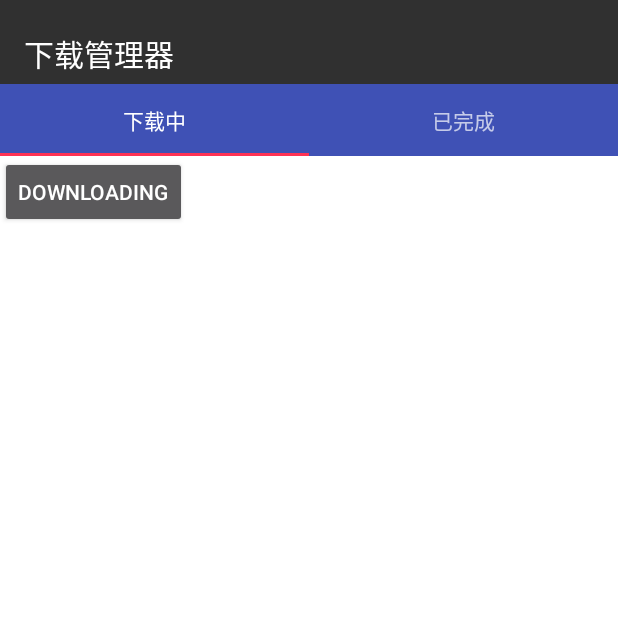
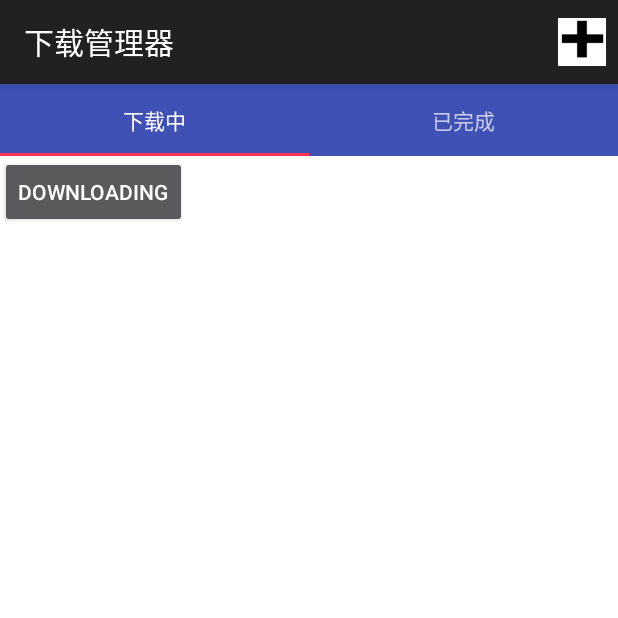
Before and after one commit to MYCROW/DemoProject, an Android app: the screen it shows after launch (MainActivity), on a phone screen of 412 x 824 dp, the top half of it. Run offline under Robolectric (Android 15) with nearby library versions, the phone set to English and light mode, and no system bars.

Commit message:
Add a Action Menu and Add Action

```diff
--- a/app/src/main/AndroidManifest.xml
+++ b/app/src/main/AndroidManifest.xml
@@ -10,6 +10,8 @@
         android:supportsRtl="true"
         android:theme="@style/AppTheme">
         <activity android:name=".MainActivity"
+            android:label="@string/app_name"
+            android:logo="@mipmap/ic_launcher"
             android:theme="@style/MainTheme">
 
         </activity>
--- a/app/src/main/java/com/example/crow/demoproject/MainActivity.java
+++ b/app/src/main/java/com/example/crow/demoproject/MainActivity.java
@@ -9,11 +9,15 @@ import android.support.design.widget.TabLayout;
 import android.support.v4.app.FragmentActivity;
 import android.support.v4.app.FragmentPagerAdapter;
 import android.support.v4.view.ViewPager;
+import android.util.Log;
+import android.view.Menu;
+import android.view.MenuInflater;
+import android.view.MenuItem;
 import android.widget.TableLayout;
+import android.widget.Toast;
 
-public class MainActivity extends FragmentActivity
+public class MainActivity extends FragmentActivity{
 //        implements DownloadFragment.OnFragmentInteractionListener
-{
     private MainFragmentPagerAdapter pagerAdapter;
 
     private ViewPager viewPager;
@@ -33,6 +37,27 @@ public class MainActivity extends FragmentActivity
     }
 
     @Override
+    /*加载菜单栏xml*/
+    public boolean onCreateOptionsMenu(Menu menu) {
+        MenuInflater inflater = getMenuInflater();
+        inflater.inflate(R.menu.menu_main, menu);
+        Log.i("ContentValues","Run");
+        return super.onCreateOptionsMenu(menu);
+    }
+
+    @Override
+    /*菜单栏点击响应*/
+    public boolean onOptionsItemSelected(MenuItem item) {
+        switch (item.getItemId()) {
+            case R.id.add_Item:
+                Toast.makeText(this, "你点击了“添加”按键！", Toast.LENGTH_SHORT).show();
+                return true;
+            default:
+                return super.onOptionsItemSelected(item);
+        }
+    }
+
+    @Override
     /*处理按返回键后重新进入会有启动界面的情况*/
     public void onBackPressed() {
         // super.onBackPressed(); 	不要调用父类的方法
--- a/app/src/main/java/com/example/crow/demoproject/MainFragmentPagerAdapter.java
+++ b/app/src/main/java/com/example/crow/demoproject/MainFragmentPagerAdapter.java
@@ -17,7 +17,6 @@ public class MainFragmentPagerAdapter extends FragmentPagerAdapter {
 
     @Override
     public Fragment getItem(int position) {
-        Log.i("ContentValues", ""+position);
         if(position == 0)
             return DownloadFragment.newInstance(position + 1);
         else
--- /dev/null
+++ b/app/src/main/res/menu/menu_main.xml
@@ -0,0 +1,9 @@
+<?xml version="1.0" encoding="utf-8"?>
+<menu xmlns:android="http://schemas.android.com/apk/res/android" >
+    <item android:title="@string/add_op"
+        android:id="@+id/add_Item"
+        android:icon="@drawable/add_icon"
+        android:showAsAction="always">
+    </item>
+        <!--android:showAsAction="always"/>-->
+</menu>
--- a/app/src/main/res/values/strings.xml
+++ b/app/src/main/res/values/strings.xml
@@ -1,5 +1,6 @@
 <resources>
     <string name="app_name">下载管理器</string>
+    <string name="add_op">添加</string>
 
     <!-- TODO: Remove or change this placeholder text -->
     <string name="hello_blank_fragment">Hello blank fragment</string>
--- a/app/src/main/res/values/styles.xml
+++ b/app/src/main/res/values/styles.xml
@@ -6,6 +6,7 @@
     </style>
 
     <style name="MainTheme" parent="Theme.AppCompat">
+        <item name="android:windowActionBar">true</item>
         <item name="android:windowNoTitle">false</item>
         <item name="android:windowFullscreen">false</item>
         <item name="android:fitsSystemWindows">true</item>
```
Also changed, not shown: app/src/main/res/drawable/add_icon.jpg (added).
